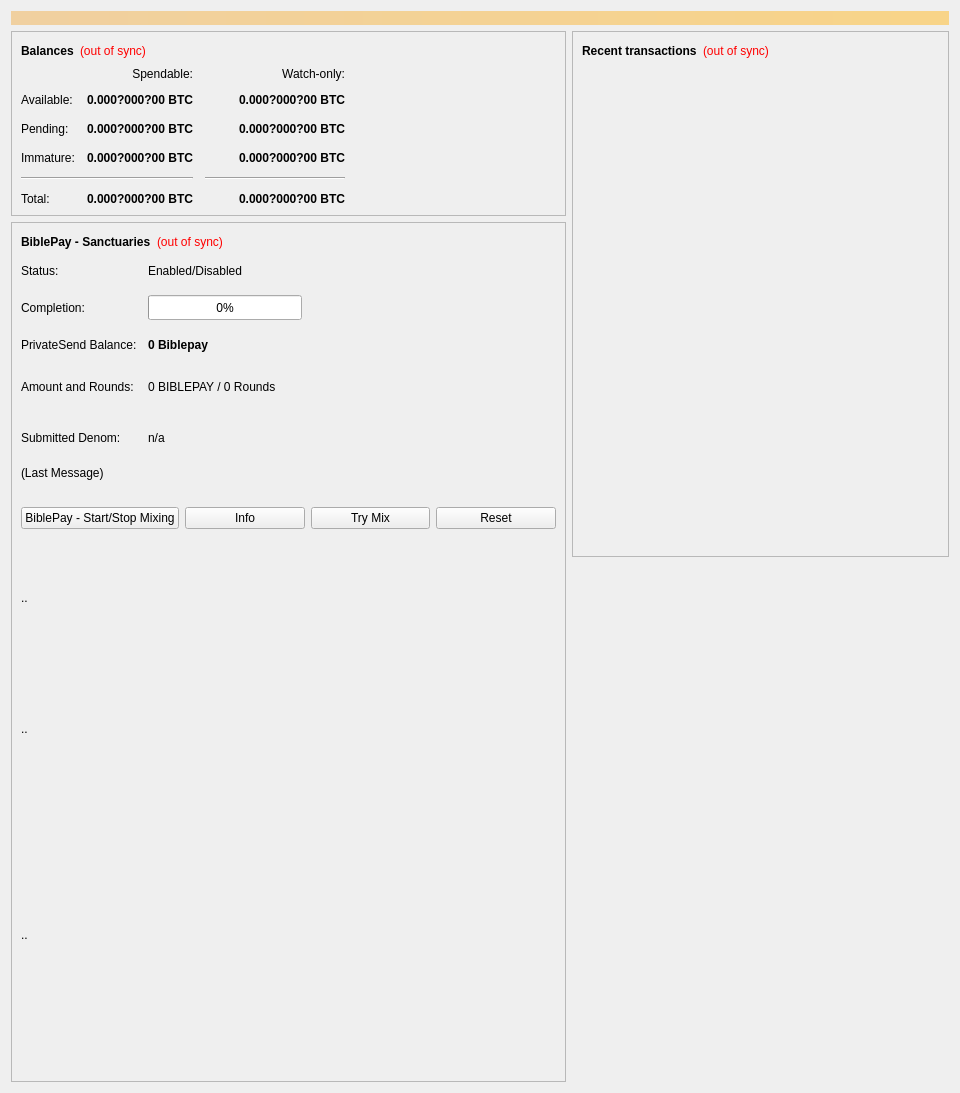
The window that src/qt/forms/overviewpage.ui (biblepay/biblepay_legacy) describes before a commit, drawn with Qt 5.
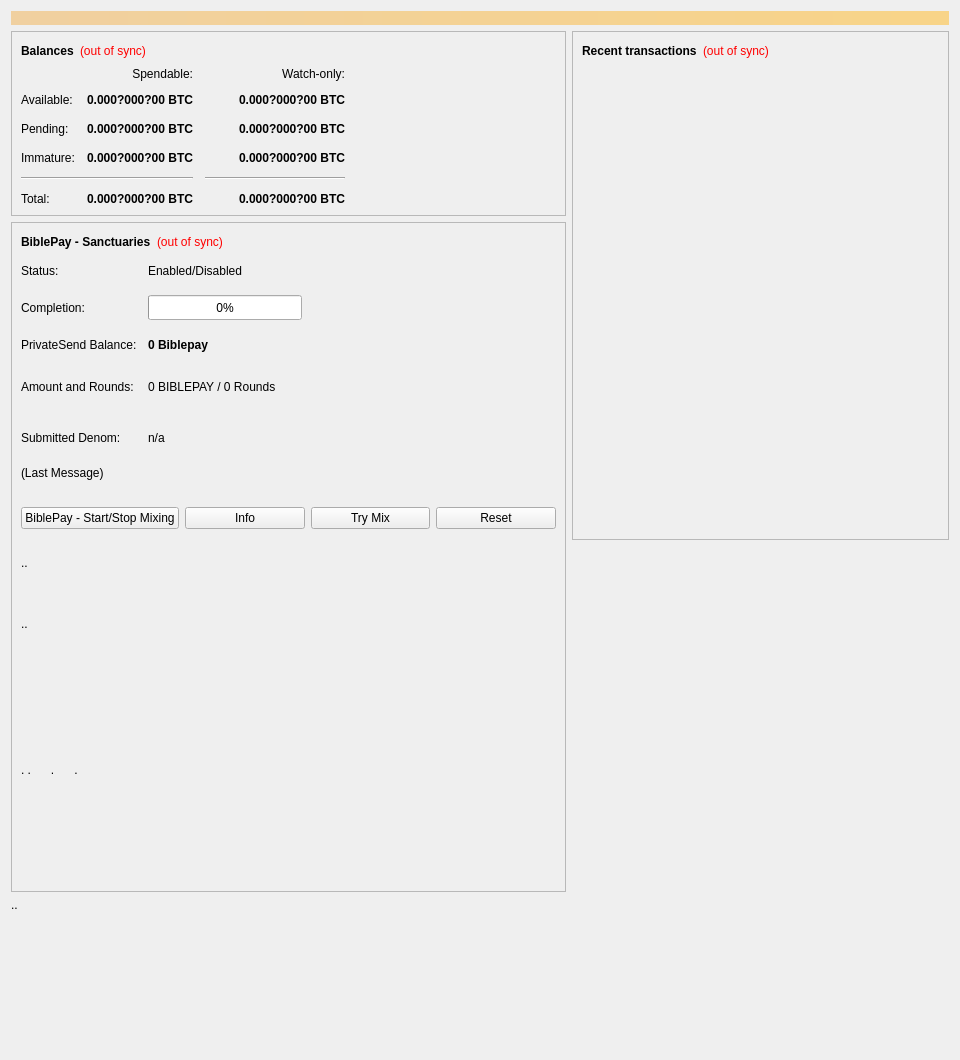
The same window after the commit.

The edit to the form file:
```diff
--- a/src/qt/forms/overviewpage.ui
+++ b/src/qt/forms/overviewpage.ui
@@ -752,7 +752,7 @@
             <property name="minimumSize">
              <size>
               <width>200</width>
-              <height>125</height>
+              <height>55</height>
              </size>
             </property>
             <property name="maximumSize">
@@ -777,7 +777,7 @@
             <property name="minimumSize">
              <size>
               <width>250</width>
-              <height>125</height>
+              <height>55</height>
              </size>
             </property>
             <property name="maximumSize">
@@ -801,8 +801,8 @@
             </property>
             <property name="minimumSize">
              <size>
-              <width>525</width>
-              <height>275</height>
+              <width>255</width>
+              <height>225</height>
              </size>
             </property>
             <property name="maximumSize">
@@ -812,13 +812,47 @@
              </size>
             </property>
             <property name="text">
-             <string>..</string>
+             <string>. .      .      . </string>
             </property>
            </widget>
           </item>
          </layout>
         </widget>
        </item>
+       
+       
+       <item>
+                  <widget class="QLabel" name="txtDisplay4">
+                   <property name="sizePolicy">
+                    <sizepolicy hsizetype="Preferred" vsizetype="Preferred">
+                     <horstretch>0</horstretch>
+                     <verstretch>0</verstretch>
+                    </sizepolicy>
+                   </property>
+                   <property name="minimumSize">
+                    <size>
+                     <width>200</width>
+                     <height>5</height>
+                    </size>
+                   </property>
+                   <property name="maximumSize">
+                    <size>
+                     <width>16777215</width>
+                     <height>1677777</height>
+                    </size>
+                   </property>
+                   <property name="text">
+                    <string>..</string>
+                   </property>
+                  </widget>
+                 </item>
+          
+       
+       
+       
+       
+       
+       
        <item>
         <spacer name="verticalSpacer">
          <property name="orientation">
```
Left out of the diff: 4 changed lines with no effect on the pictures.
